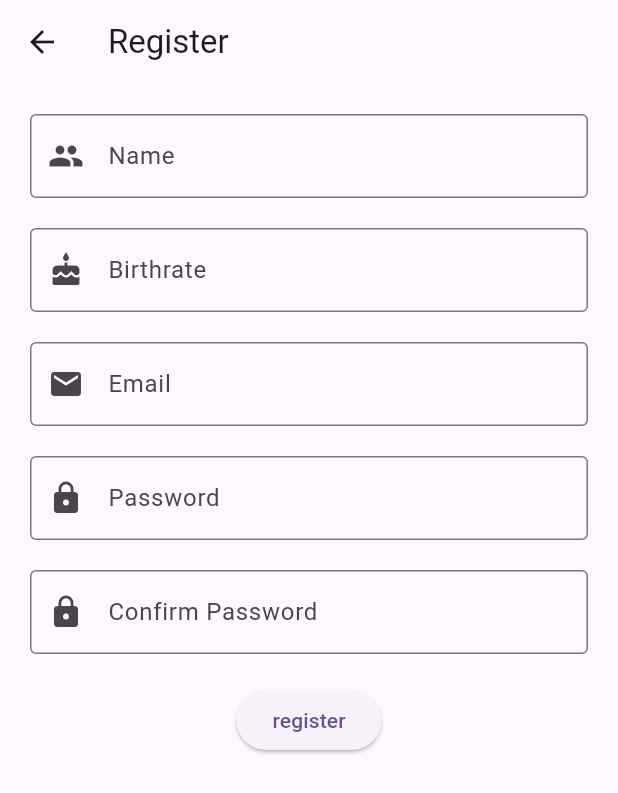
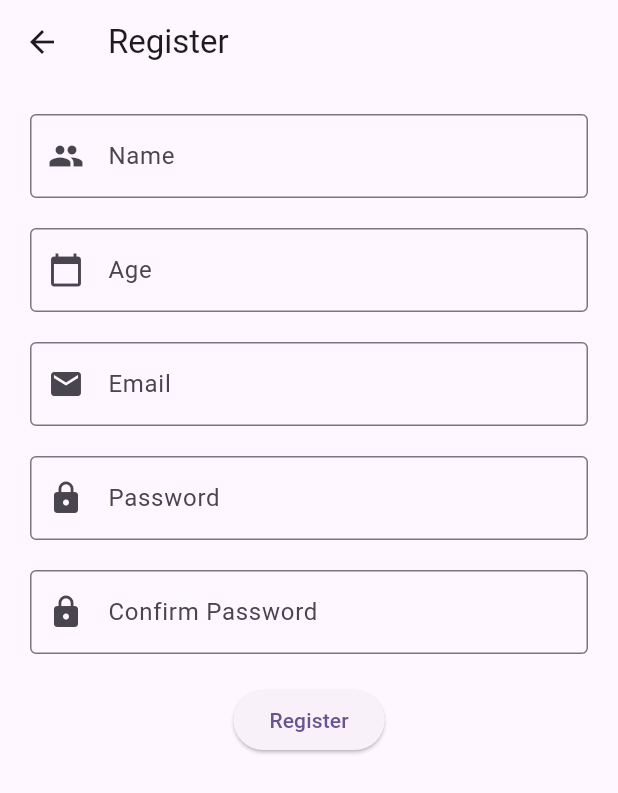
Before and after one commit to Tapakorn086/mobile_learn, a Flutter app: the RegisterScreen screen opened directly, on a phone screen of 412 x 824 dp. Shown: the top 793 px of the screen. Run offline on Flutter 3.47's test engine with Material 3 defaults, Android fonts, the phone set to English and light mode, and no system bars.

Commit message:
change birthDate -> age and when select date it will be age

```diff
--- a/lib/reigster_page/screen/register_screen.dart
+++ b/lib/reigster_page/screen/register_screen.dart
@@ -10,7 +10,7 @@ class RegisterScreen extends StatefulWidget {
 
 class _RegisterScreen extends State<RegisterScreen> {
   final _nameController = TextEditingController();
-  final _birthrateController = TextEditingController();
+  final _ageController = TextEditingController();
   final _emailController = TextEditingController();
   final _passwordController = TextEditingController();
   final _confirmPasswordController = TextEditingController();
@@ -79,6 +79,17 @@ class _RegisterScreen extends State<RegisterScreen> {
     }
   }
 
+  // ฟังก์ชันคำนวณอายุจากวันเกิด
+  int _calculateAge(DateTime birthDate) {
+    DateTime today = DateTime.now();
+    int age = today.year - birthDate.year;
+    if (today.month < birthDate.month ||
+        (today.month == birthDate.month && today.day < birthDate.day)) {
+      age--;
+    }
+    return age;
+  }
+
   @override
   Widget build(BuildContext context) {
     return Scaffold(
@@ -102,47 +113,49 @@ class _RegisterScreen extends State<RegisterScreen> {
                     border: OutlineInputBorder(),
                   ),
                 ),
-                    const Padding(
-                      padding: EdgeInsets.only(bottom: 20.0),
-                    ),
+                const SizedBox(height: 20),
+
+                // ฟิลด์ Age
                 TextFormField(
-                      controller: _birthrateController,
+                  controller: _ageController,
                   decoration: const InputDecoration(
-                        labelText: 'Birthrate',
-                        prefixIcon: Icon(Icons.cake),
+                    labelText: 'Age',
+                    prefixIcon: Icon(Icons.calendar_today),
                     border: OutlineInputBorder(),
                   ),
-                      readOnly:
-                          true, // This will prevent the user from typing in the field
+                  readOnly: true,
                   onTap: () async {
+                    final DateTime today = DateTime.now();
+                    final DateTime eighteenYearsAgo =
+                        DateTime(today.year - 18, today.month, today.day);
+
                     final DateTime? picked = await showDatePicker(
                       context: context,
-                          initialDate: DateTime.now(),
-                          firstDate: DateTime(1900),
-                          lastDate: DateTime.now(),
+                      initialDate: eighteenYearsAgo,
+                      firstDate: DateTime(1950),
+                      lastDate: eighteenYearsAgo,
                     );
                     if (picked != null) {
                       setState(() {
-                            _birthrateController.text =
-                                DateFormat('yyyy-MM-dd').format(picked);
+                        int age = _calculateAge(picked);
+                        _ageController.text = age.toString(); // แสดงอายุ
                       });
                     }
                   },
                 ),
-                    const Padding(
-                      padding: EdgeInsets.only(bottom: 20.0),
-                    ),
+                const SizedBox(height: 20),
+
                 TextFormField(
                   controller: _emailController,
                   validator: _validateEmail,
                   decoration: const InputDecoration(
                     labelText: 'Email',
                     prefixIcon: Icon(Icons.email),
-                          border: OutlineInputBorder()),
+                    border: OutlineInputBorder(),
                   ),
-                    const Padding(
-                      padding: EdgeInsets.only(bottom: 20.0),
                 ),
+                const SizedBox(height: 20),
+
                 TextFormField(
                   controller: _passwordController,
                   validator: _validatePassword,
@@ -153,9 +166,8 @@ class _RegisterScreen extends State<RegisterScreen> {
                     border: OutlineInputBorder(),
                   ),
                 ),
-                    const Padding(
-                      padding: EdgeInsets.only(bottom: 20.0),
-                    ),
+                const SizedBox(height: 20),
+
                 TextFormField(
                   controller: _confirmPasswordController,
                   validator: _validateConfirmPassword,
@@ -166,23 +178,22 @@ class _RegisterScreen extends State<RegisterScreen> {
                     border: OutlineInputBorder(),
                   ),
                 ),
-                    const Padding(
-                      padding: EdgeInsets.only(bottom: 20.0),
-                    ),
+                const SizedBox(height: 20),
+
                 Row(
                   mainAxisAlignment: MainAxisAlignment.center,
                   children: [
                     ElevatedButton(
                       onPressed: _validate,
-                          child: const Text(
-                            'register',
+                      child: const Text('Register'),
+                    ),
+                  ],
+                ),
+              ],
             ),
           ),
-                      ],
-                    )
-                  ],
         ),
-              ))),
+      ),
     );
   }
 }
```
Lines whose indentation alone changed are shown as unchanged.
